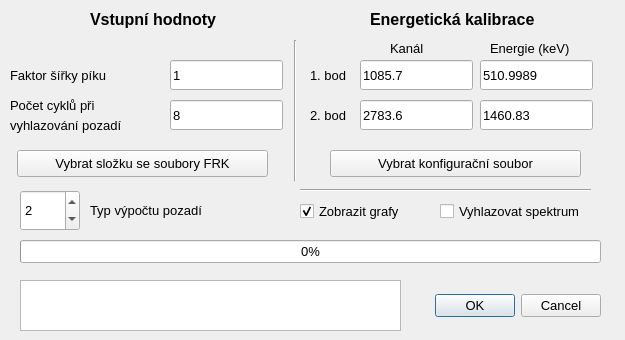
First picture: the form in rozhrani.ui, repository DominikThomas/FortyFour, before the edit.
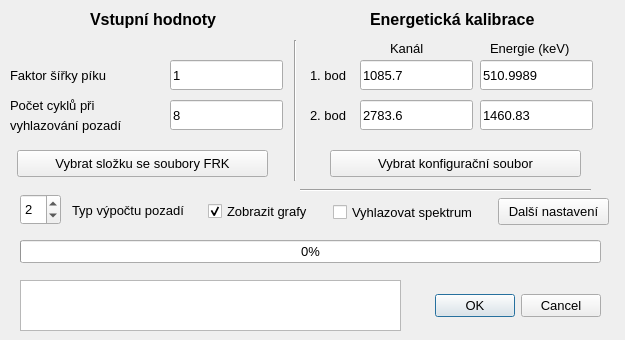
Second picture: the form after the edit.

The edit to the form file:
```diff
--- a/rozhrani.ui
+++ b/rozhrani.ui
@@ -19,7 +19,7 @@
    </property>
    <property name="geometry">
     <rect>
-     <x>300</x>
+     <x>208</x>
      <y>200</y>
      <width>131</width>
      <height>22</height>
@@ -331,8 +331,8 @@
   <widget class="QCheckBox" name="checkBox_2">
    <property name="geometry">
     <rect>
-     <x>440</x>
-     <y>200</y>
+     <x>333</x>
+     <y>201</y>
      <width>171</width>
      <height>22</height>
     </rect>
@@ -417,9 +417,9 @@
    <property name="geometry">
     <rect>
      <x>20</x>
-     <y>190</y>
-     <width>60</width>
-     <height>41</height>
+     <y>194</y>
+     <width>41</width>
+     <height>31</height>
     </rect>
    </property>
    <property name="font">
@@ -440,9 +440,9 @@
   <widget class="QLabel" name="label_10">
    <property name="geometry">
     <rect>
-     <x>90</x>
+     <x>72</x>
      <y>200</y>
-     <width>161</width>
+     <width>121</width>
      <height>21</height>
     </rect>
    </property>
@@ -473,6 +473,24 @@
     <string>Vybrat konfigurační soubor</string>
    </property>
   </widget>
+  <widget class="QPushButton" name="pushButton_3">
+   <property name="geometry">
+    <rect>
+     <x>498</x>
+     <y>198</y>
+     <width>111</width>
+     <height>27</height>
+    </rect>
+   </property>
+   <property name="font">
+    <font>
+     <pointsize>10</pointsize>
+    </font>
+   </property>
+   <property name="text">
+    <string>Další nastavení</string>
+   </property>
+  </widget>
  </widget>
  <resources/>
  <connections/>
```
